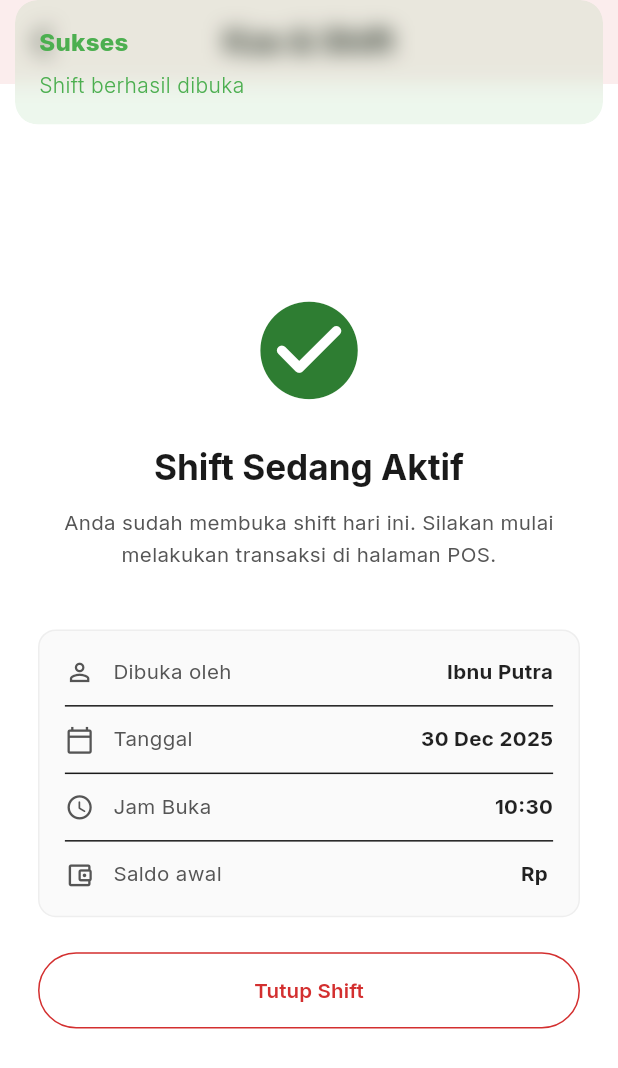
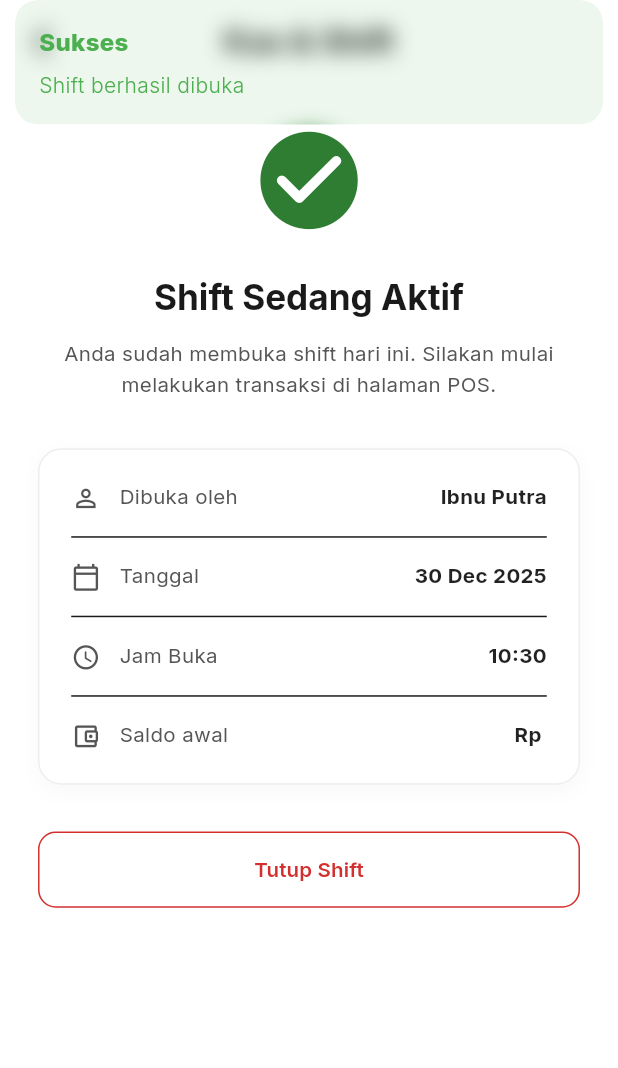
Before and after one commit to Ibnuard/qsir_app, a Flutter app: the CashShiftPage screen opened by its route, scrolled down 31 dp, after a tap on "Buka Shift Sekarang", on a phone screen of 412 x 824 dp. Shown: the top 1068 px of the screen. Run offline on Flutter 3.47's test engine with Material 3 defaults, Android fonts, the phone set to English and light mode, and no system bars; our stand-ins replace flutter_screenutil, get, google_fonts.

Commit message:
feat: Update cash shift controller to use reactive nullables and enhance shift status UI with dynamic date and improved styling.

```diff
--- a/lib/presentation/pages/owner/sub_menu/cash_shift/cash_shift_page.dart
+++ b/lib/presentation/pages/owner/sub_menu/cash_shift/cash_shift_page.dart
@@ -95,11 +95,9 @@ class CashShiftPage extends GetView<CashShiftController> {
   }
 
   Widget _buildShiftStatusView(BuildContext context) {
-    return Center(
-      child: Padding(
+    return SingleChildScrollView(
       padding: EdgeInsets.all(24.w),
       child: Column(
-          mainAxisAlignment: MainAxisAlignment.center,
         children: [
           Icon(
             Icons.check_circle_rounded,
@@ -121,22 +119,29 @@ class CashShiftPage extends GetView<CashShiftController> {
               color: AppColors.textSecondary,
             ),
           ),
-            SizedBox(height: 40.h),
+          SizedBox(height: 32.h),
           Container(
-              padding: EdgeInsets.all(16.w),
+            padding: EdgeInsets.all(20.w),
             decoration: BoxDecoration(
-                color: Colors.grey.shade50,
-                borderRadius: BorderRadius.circular(12.r),
+              color: Colors.white,
+              borderRadius: BorderRadius.circular(16.r),
               border: Border.all(color: Colors.grey.shade200),
+              boxShadow: [
+                BoxShadow(
+                  color: Colors.black.withValues(alpha: 0.03),
+                  blurRadius: 10,
+                  offset: const Offset(0, 4),
+                ),
+              ],
             ),
             child: Column(
               children: [
                 _buildStatusRow(
                   Icons.person_outline,
                   "Dibuka oleh",
-                    controller.openedBy ?? "-",
+                  controller.openedBy.value ?? "-",
                 ),
-                  const Divider(height: 24),
+                const Divider(height: 32),
                 _buildStatusRow(
                   Icons.calendar_today_outlined,
                   "Tanggal",
@@ -146,7 +151,7 @@ class CashShiftPage extends GetView<CashShiftController> {
                         ).format(controller.openedAt.value!)
                       : "-",
                 ),
-                  const Divider(height: 24),
+                const Divider(height: 32),
                 _buildStatusRow(
                   Icons.access_time_rounded,
                   "Jam Buka",
@@ -154,7 +159,7 @@ class CashShiftPage extends GetView<CashShiftController> {
                       ? DateFormat('HH:mm').format(controller.openedAt.value!)
                       : "-",
                 ),
-                  const Divider(height: 24),
+                const Divider(height: 32),
                 _buildStatusRow(
                   Icons.account_balance_wallet_outlined,
                   "Saldo awal",
@@ -163,7 +168,7 @@ class CashShiftPage extends GetView<CashShiftController> {
               ],
             ),
           ),
-            SizedBox(height: 24.h),
+          SizedBox(height: 32.h),
           SizedBox(
             width: double.infinity,
             height: 52.h,
@@ -172,12 +177,14 @@ class CashShiftPage extends GetView<CashShiftController> {
               style: OutlinedButton.styleFrom(
                 foregroundColor: AppColors.error,
                 side: const BorderSide(color: AppColors.error),
+                shape: RoundedRectangleBorder(
+                  borderRadius: BorderRadius.circular(12.r),
+                ),
               ),
               child: const Text("Tutup Shift"),
             ),
           ),
         ],
-        ),
       ),
     );
   }
--- a/lib/presentation/pages/owner/sub_menu/cash_shift/controllers/cash_shift_controller.dart
+++ b/lib/presentation/pages/owner/sub_menu/cash_shift/controllers/cash_shift_controller.dart
@@ -17,8 +17,8 @@ class CashShiftController extends GetxController {
   final RxDouble currentBalance = 0.0.obs;
 
   // Shift Metadata
-  final Rx<DateTime?> openedAt = Rx<DateTime?>(null);
-  String? openedBy;
+  final Rxn<DateTime> openedAt = Rxn<DateTime>();
+  final RxnString openedBy = RxnString();
 
   final List<int> quickAmounts = [
     1000,
@@ -78,9 +78,9 @@ class CashShiftController extends GetxController {
       );
       return;
     }
+    openedAt.value = DateTime.now();
+    openedBy.value = userName;
     isShiftOpen.value = true;
-    openedAt.value = DateTime.now();
-    openedBy = userName;
     Get.snackbar(
       "Sukses",
       "Shift berhasil dibuka",
--- a/lib/presentation/pages/owner/sub_menu/cash_shift/widgets/user_info_card.dart
+++ b/lib/presentation/pages/owner/sub_menu/cash_shift/widgets/user_info_card.dart
@@ -1,6 +1,7 @@
 import 'package:flutter/material.dart';
 import 'package:flutter_screenutil/flutter_screenutil.dart';
 import 'package:get/get.dart';
+import 'package:intl/intl.dart';
 import 'package:qsir_app/core/themes/app_theme.dart';
 import 'package:qsir_app/presentation/pages/owner/sub_menu/cash_shift/controllers/cash_shift_controller.dart';
 
@@ -52,7 +53,7 @@ class UserInfoCard extends GetView<CashShiftController> {
                 ),
               ),
               Text(
-                "30 Dec 2025", // Mock
+                DateFormat('dd MMM yyyy').format(DateTime.now()),
                 style: context.textTheme.bodyMedium?.copyWith(
                   fontWeight: FontWeight.w600,
                 ),
```
Lines whose indentation alone changed are shown as unchanged.
